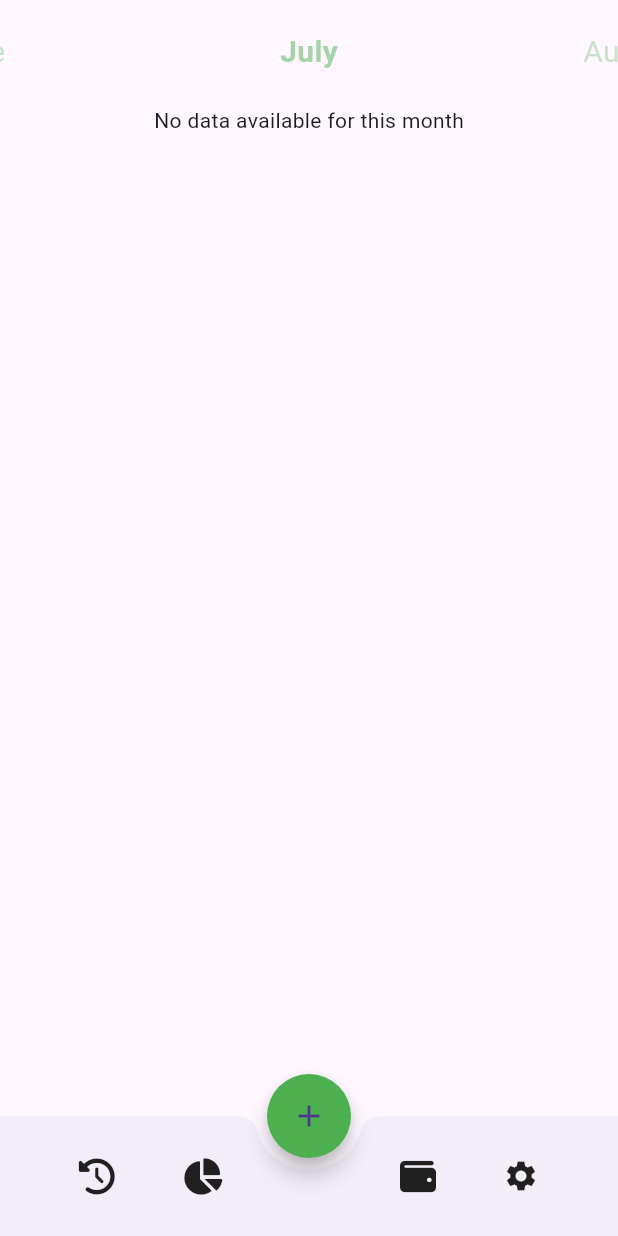
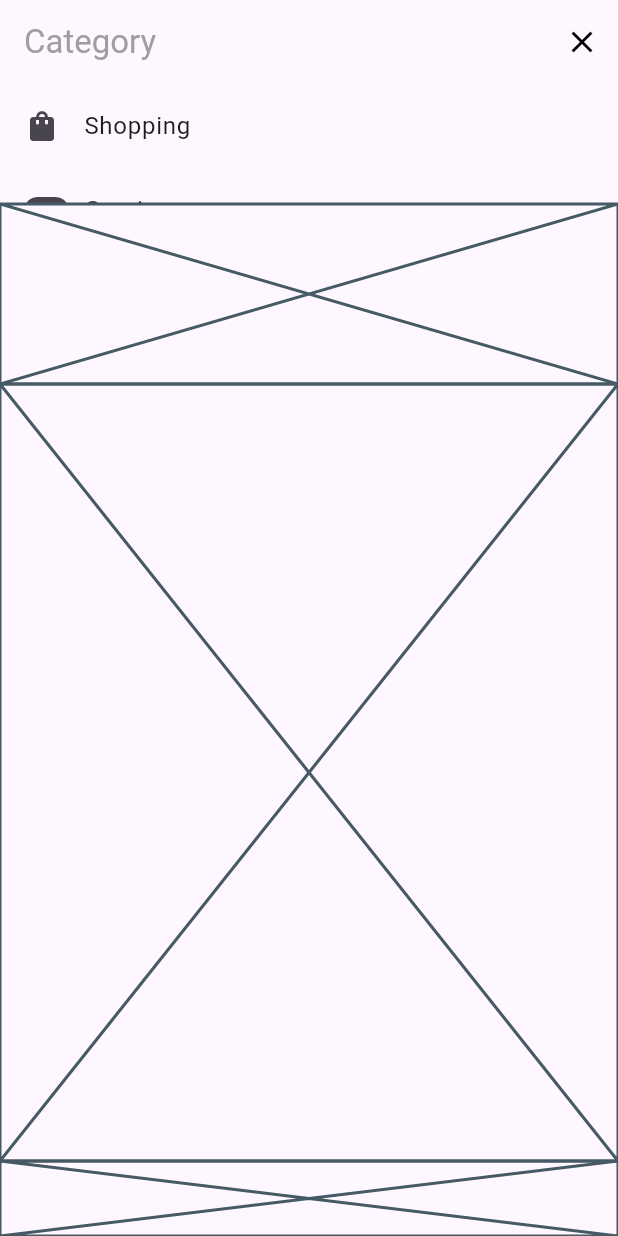
Before and after one commit to GuadaGT/App_Control_Gastos, a Flutter app: the screen it shows after launch, after a tap on the "add" icon, on a phone screen of 412 x 824 dp. Run offline on Flutter 3.47's test engine with Material 3 defaults, Android fonts, the light colour scheme and no system bars; our stand-ins replace charts_flutter, cloud_firestore, firebase_analytics, firebase_core, font_awesome_flutter; accounts and stored records are empty.

Commit message:
categories add

```diff
--- /dev/null
+++ b/lib/category_selection_widget.dart
@@ -0,0 +1,50 @@
+import 'package:flutter/material.dart';
+
+class CategorySelectionWidget extends StatefulWidget {
+  final Map<String, IconData> categories;
+
+  const CategorySelectionWidget({super.key, required this.categories});
+
+  @override
+  _CategorySelectionWidgetState createState() =>
+      _CategorySelectionWidgetState();
+}
+
+class CategoryWidget extends StatelessWidget {
+  final String name;
+  final IconData icon;
+
+  const CategoryWidget({super.key, required this.name, required this.icon});
+
+  @override
+  Widget build(BuildContext context) {
+    return ListTile(
+      leading: Icon(icon),
+      title: Text(name),
+    );
+  }
+}
+
+class _CategorySelectionWidgetState extends State<CategorySelectionWidget> {
+  String currentItem = "";
+
+  List<Widget> _buildCategoryWidgets() {
+    List<Widget> widgets = [];
+    widget.categories.forEach((name, icon) {
+      widgets.add(
+        CategoryWidget(
+          name: name,
+          icon: icon,
+        ),
+      );
+    });
+    return widgets;
+  }
+
+  @override
+  Widget build(BuildContext context) {
+    return ListView(
+      children: _buildCategoryWidgets(),
+    );
+  }
+}
--- a/lib/main.dart
+++ b/lib/main.dart
@@ -1,6 +1,8 @@
 import 'package:flutter/material.dart';
 import 'package:flutter/widgets.dart';
 import 'package:flutter_gastos/month_widget.dart';
+import 'package:flutter_gastos/pages/add_page.dart';
+import 'package:flutter_gastos/pages/home.dart';
 import 'package:font_awesome_flutter/font_awesome_flutter.dart';
 import 'package:firebase_core/firebase_core.dart';
 import 'package:firebase_analytics/firebase_analytics.dart';
@@ -29,161 +31,10 @@ class MainApp extends StatelessWidget {
       navigatorObservers: [
         FirebaseAnalyticsObserver(analytics: analytics),
       ],
-      home: HomePage(),
+      routes: {
+        '/': (BuildContext context) => HomePage(),
+        '/add': (BuildContext context) => AddPage(),
+      },
     );
   }
 }
-
-class HomePage extends StatefulWidget {
-  @override
-  _HomePageState createState() => _HomePageState();
-}
-
-class _HomePageState extends State<HomePage> {
-  late PageController _controller;
-  int currentPage = DateTime.now().month - 1;
-  late Stream<QuerySnapshot> _query;
-
-  @override
-  void initState() {
-    super.initState();
-
-    _controller = PageController(
-      initialPage: currentPage,
-      viewportFraction: 0.4,
-    );
-
-    _updateQuery();
-  }
-
-  void _updateQuery() {
-    print("Current page: $currentPage, Month: ${currentPage + 1}");
-    _query = FirebaseFirestore.instance
-        .collection('expenses')
-        .where('month', isEqualTo: currentPage + 1)
-        .snapshots();
-  }
-
-  Widget _bottomAction(IconData icon) {
-    return InkWell(
-      child: Padding(
-        padding: const EdgeInsets.all(8.0),
-        child: Icon(icon),
-      ),
-      onTap: () {},
-    );
-  }
-
-  @override
-  Widget build(BuildContext context) {
-    return Scaffold(
-      bottomNavigationBar: BottomAppBar(
-        notchMargin: 8.0,
-        shape: CircularNotchedRectangle(),
-        child: Row(
-          mainAxisSize: MainAxisSize.max,
-          mainAxisAlignment: MainAxisAlignment.spaceEvenly,
-          children: <Widget>[
-            _bottomAction(FontAwesomeIcons.history),
-            _bottomAction(FontAwesomeIcons.chartPie),
-            SizedBox(width: 48.0),
-            _bottomAction(FontAwesomeIcons.wallet),
-            _bottomAction(Icons.settings),
-          ],
-        ),
-      ),
-      floatingActionButtonLocation: FloatingActionButtonLocation.centerDocked,
-      floatingActionButton: FloatingActionButton(
-        child: Icon(Icons.add),
-        onPressed: () {},
-        shape: CircleBorder(),
-        backgroundColor: Colors.green,
-        elevation: 6.0,
-      ),
-      body: _body(),
-    );
-  }
-
-  Widget _body() {
-    return SafeArea(
-      child: Column(
-        children: <Widget>[
-          _selector(),
-          StreamBuilder<QuerySnapshot>(
-            stream: _query,
-            builder:
-                (BuildContext context, AsyncSnapshot<QuerySnapshot> snapshot) {
-              if (snapshot.hasError) {
-                return Text('Error: ${snapshot.error}');
-              }
-              switch (snapshot.connectionState) {
-                case ConnectionState.waiting:
-                  return Center(child: CircularProgressIndicator());
-                default:
-                  if (!snapshot.hasData || snapshot.data!.docs.isEmpty) {
-                    return Text('No data available for this month');
-                  }
-                  return MonthWidget(documents: snapshot.data!.docs);
-              }
-            },
-          ),
-        ],
-      ),
-    );
-  }
-
-  Widget _pageItem(String name, int position) {
-    var _alignment;
-    final selected = TextStyle(
-        fontSize: 20.0,
-        fontWeight: FontWeight.bold,
-        color: Colors.green.withOpacity(0.5));
-    final unSelected = TextStyle(
-        fontSize: 20.0,
-        fontWeight: FontWeight.normal,
-        color: Colors.green.withOpacity(0.3));
-
-    if (position == currentPage) {
-      _alignment = Alignment.center;
-    } else if (position > currentPage) {
-      _alignment = Alignment.centerRight;
-    } else {
-      _alignment = Alignment.centerLeft;
-    }
-    return Align(
-        alignment: _alignment,
-        child: Text(
-          name,
-          style: position == currentPage ? selected : unSelected,
-        ));
-  }
-
-  Widget _selector() {
-    return SizedBox.fromSize(
-      size: Size.fromHeight(70.0),
-      child: PageView(
-        onPageChanged: (newPage) {
-          setState(() {
-            currentPage = newPage;
-            _updateQuery();
-          });
-        },
-        controller: _controller,
-        children: <Widget>[
-          _pageItem("January", 0),
-          _pageItem("February", 1),
-          _pageItem("March", 2),
-          _pageItem("April", 3),
-          _pageItem("May", 4),
-          _pageItem("June", 5),
-          _pageItem("July", 6),
-          _pageItem("August", 7),
-          _pageItem("September", 8),
-          _pageItem("October", 9),
-          _pageItem("November", 10),
-          _pageItem("December", 11),
-        ],
-      ),
-    );
-  }
-}
--- /dev/null
+++ b/lib/pages/add_page.dart
@@ -0,0 +1,74 @@
+import 'package:flutter/material.dart';
+import 'package:flutter_gastos/category_selection_widget.dart';
+import 'package:font_awesome_flutter/font_awesome_flutter.dart';
+
+class AddPage extends StatefulWidget {
+  const AddPage({super.key});
+
+  @override
+  State<AddPage> createState() => _AddPageState();
+}
+
+class _AddPageState extends State<AddPage> {
+  @override
+  Widget build(BuildContext context) {
+    return Scaffold(
+      appBar: AppBar(
+        automaticallyImplyLeading: false,
+        backgroundColor: Colors.transparent,
+        elevation: 0.0,
+        title: Text(
+          "Category",
+          style: TextStyle(
+            color: Colors.grey,
+          ),
+        ),
+        centerTitle: false,
+        actions: <Widget>[
+          IconButton(
+            icon: Icon(Icons.close, color: Colors.black),
+            onPressed: () {
+              Navigator.of(context).pop();
+            },
+          )
+        ],
+      ),
+      body: _body(),
+    );
+  }
+
+  Widget _body() {
+    return Column(
+      children: <Widget>[
+        _categorySelector(),
+        _currentValue(),
+        _numPad(),
+        _submit(),
+      ],
+    );
+  }
+
+  Widget _categorySelector() {
+    return Container(
+      height: 80.0,
+      child: CategorySelectionWidget(
+        categories: {
+          "Shopping": Icons.shopping_bag,
+          "Gaming": FontAwesomeIcons.gamepad,
+          "Bills": FontAwesomeIcons.wallet,
+          "Food": FontAwesomeIcons.bowlFood
+        },
+      ),
+    );
+  }
+
+  Widget _currentValue() => Placeholder(
+        fallbackHeight: 120,
+      );
+
+  Widget _numPad() => Expanded(child: Placeholder());
+
+  Widget _submit() => Placeholder(
+        fallbackHeight: 50,
+      );
+}
--- /dev/null
+++ b/lib/pages/home.dart
@@ -0,0 +1,160 @@
+import 'package:cloud_firestore/cloud_firestore.dart';
+import 'package:flutter/material.dart';
+import 'package:flutter_gastos/month_widget.dart';
+import 'package:font_awesome_flutter/font_awesome_flutter.dart';
+
+class HomePage extends StatefulWidget {
+  @override
+  _HomePageState createState() => _HomePageState();
+}
+
+class _HomePageState extends State<HomePage> {
+  late PageController _controller;
+  int currentPage = DateTime.now().month - 1;
+  late Stream<QuerySnapshot> _query;
+
+  @override
+  void initState() {
+    super.initState();
+
+    _controller = PageController(
+      initialPage: currentPage,
+      viewportFraction: 0.4,
+    );
+
+    _updateQuery();
+  }
+
+  void _updateQuery() {
+    print("Current page: $currentPage, Month: ${currentPage + 1}");
+    _query = FirebaseFirestore.instance
+        .collection('expenses')
+        .where('month', isEqualTo: currentPage + 1)
+        .snapshots();
+  }
+
+  Widget _bottomAction(IconData icon) {
+    return InkWell(
+      child: Padding(
+        padding: const EdgeInsets.all(8.0),
+        child: Icon(icon),
+      ),
+      onTap: () {},
+    );
+  }
+
+  @override
+  Widget build(BuildContext context) {
+    return Scaffold(
+      bottomNavigationBar: BottomAppBar(
+        notchMargin: 8.0,
+        shape: CircularNotchedRectangle(),
+        child: Row(
+          mainAxisSize: MainAxisSize.max,
+          mainAxisAlignment: MainAxisAlignment.spaceEvenly,
+          children: <Widget>[
+            _bottomAction(FontAwesomeIcons.history),
+            _bottomAction(FontAwesomeIcons.chartPie),
+            SizedBox(width: 48.0),
+            _bottomAction(FontAwesomeIcons.wallet),
+            _bottomAction(Icons.settings),
+          ],
+        ),
+      ),
+      floatingActionButtonLocation: FloatingActionButtonLocation.centerDocked,
+      floatingActionButton: FloatingActionButton(
+        child: Icon(Icons.add),
+        onPressed: () {
+          Navigator.of(context).pushNamed('/add');
+        },
+        shape: CircleBorder(),
+        backgroundColor: Colors.green,
+        elevation: 6.0,
+      ),
+      body: _body(),
+    );
+  }
+
+  Widget _body() {
+    return SafeArea(
+      child: Column(
+        children: <Widget>[
+          _selector(),
+          StreamBuilder<QuerySnapshot>(
+            stream: _query,
+            builder:
+                (BuildContext context, AsyncSnapshot<QuerySnapshot> snapshot) {
+              if (snapshot.hasError) {
+                return Text('Error: ${snapshot.error}');
+              }
+              switch (snapshot.connectionState) {
+                case ConnectionState.waiting:
+                  return Center(child: CircularProgressIndicator());
+                default:
+                  if (!snapshot.hasData || snapshot.data!.docs.isEmpty) {
+                    return Text('No data available for this month');
+                  }
+                  return MonthWidget(documents: snapshot.data!.docs);
+              }
+            },
+          ),
+        ],
+      ),
+    );
+  }
+
+  Widget _pageItem(String name, int position) {
+    var _alignment;
+    final selected = TextStyle(
+        fontSize: 20.0,
+        fontWeight: FontWeight.bold,
+        color: Colors.green.withOpacity(0.5));
+    final unSelected = TextStyle(
+        fontSize: 20.0,
+        fontWeight: FontWeight.normal,
+        color: Colors.green.withOpacity(0.3));
+
+    if (position == currentPage) {
+      _alignment = Alignment.center;
+    } else if (position > currentPage) {
+      _alignment = Alignment.centerRight;
+    } else {
+      _alignment = Alignment.centerLeft;
+    }
+    return Align(
+        alignment: _alignment,
+        child: Text(
+          name,
+          style: position == currentPage ? selected : unSelected,
+        ));
+  }
+
+  Widget _selector() {
+    return SizedBox.fromSize(
+      size: Size.fromHeight(70.0),
+      child: PageView(
+        onPageChanged: (newPage) {
+          setState(() {
+            currentPage = newPage;
+            _updateQuery();
+          });
+        },
+        controller: _controller,
+        children: <Widget>[
+          _pageItem("January", 0),
+          _pageItem("February", 1),
+          _pageItem("March", 2),
+          _pageItem("April", 3),
+          _pageItem("May", 4),
+          _pageItem("June", 5),
+          _pageItem("July", 6),
+          _pageItem("August", 7),
+          _pageItem("September", 8),
+          _pageItem("October", 9),
+          _pageItem("November", 10),
+          _pageItem("December", 11),
+        ],
+      ),
+    );
+  }
+}
```
